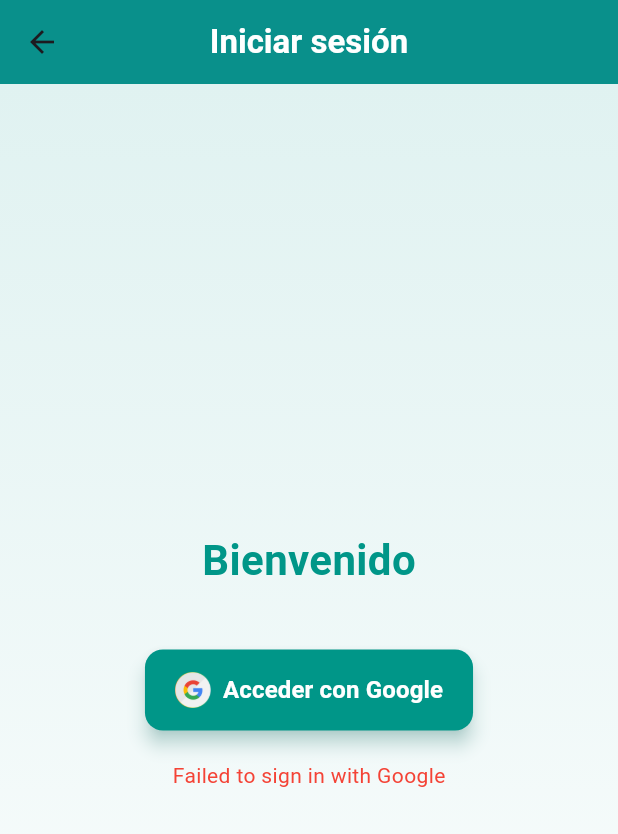
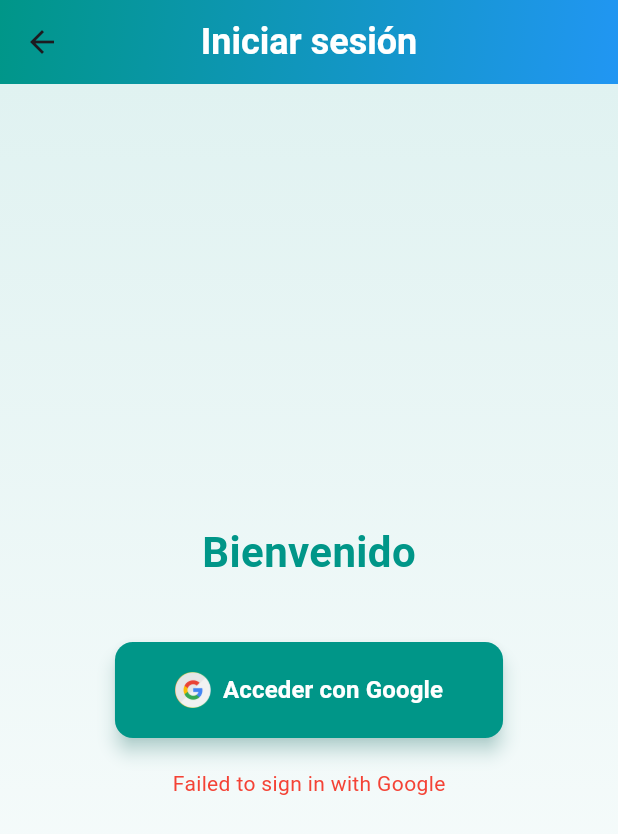
Before and after one commit to barkalez/catataxo, a Flutter app: the LoginScreen screen opened by its route, after a tap on "Acceder con Google", on a phone screen of 412 x 824 dp. Shown: the top 834 px of the screen. Run offline on Flutter 3.47's test engine with Material 3 defaults, Android fonts, the light colour scheme and no system bars; our stand-ins replace cloud_firestore, firebase_auth, firebase_core, flutter_form_builder, google_sign_in, logger; missing offline and left inert: animated_tree_view, form_builder_extra_fields; accounts and stored records are empty.

Commit message:
Restructuracion 4 login_screen

```diff
--- a/lib/screens/login_screen.dart
+++ b/lib/screens/login_screen.dart
@@ -1,6 +1,8 @@
 import 'package:flutter/material.dart';
 import '../services/auth_service.dart';
-import '../screens/loged_screen.dart';
+import '../widgets/custom_app_bar.dart';
+import '../widgets/login_content.dart';
+import '../constants/app_styles.dart';
 
 class LoginScreen extends StatefulWidget {
   const LoginScreen({super.key});
@@ -26,10 +28,7 @@ class LoginScreenState extends State<LoginScreen> {
       if (!mounted) return;
 
       if (user != null) {
-        Navigator.pushReplacement(
-          context,
-          MaterialPageRoute(builder: (context) => const LogedScreen()),
-        );
+        Navigator.pushReplacementNamed(context, '/loged');
       } else {
         setState(() {
           _errorMessage = 'Failed to sign in with Google';
@@ -51,85 +50,13 @@ class LoginScreenState extends State<LoginScreen> {
   @override
   Widget build(BuildContext context) {
     return Scaffold(
-      appBar: AppBar(
-        title: const Text(
-          'Iniciar sesión',
-          style: TextStyle(
-            fontWeight: FontWeight.bold,
-            color: Colors.white,
-          ),
-        ),
-        backgroundColor: Colors.teal, // Color teal como en TaxonForm
-        elevation: 4, // Sombra como en TaxonForm
-        centerTitle: true, // Centrado como en tu versión anterior
-      ),
+      appBar: const CustomAppBar(title: 'Iniciar sesión'),
       body: Container(
-        decoration: BoxDecoration(
-          gradient: LinearGradient(
-            colors: [Colors.teal.shade50, Colors.white], // Gradiente igual a TaxonForm
-            begin: Alignment.topCenter,
-            end: Alignment.bottomCenter,
-          ),
-        ),
-        child: Center(
-          child: Padding(
-            padding: const EdgeInsets.all(16.0), // Padding igual a TaxonForm
-            child: Column(
-              mainAxisAlignment: MainAxisAlignment.center,
-              children: [
-                const Text(
-                  'Bienvenido',
-                  style: TextStyle(
-                    fontSize: 28,
-                    fontWeight: FontWeight.bold,
-                    color: Colors.teal, // Color teal para coherencia
-                  ),
-                ),
-                const SizedBox(height: 40), // Espacio similar a TaxonForm
-                if (_isLoading)
-                  const CircularProgressIndicator(
-                    valueColor: AlwaysStoppedAnimation<Color>(Colors.teal), // Color teal
-                  )
-                else
-                  ElevatedButton.icon(
-                    onPressed: _signInWithGoogle,
-                    icon: Image.asset(
-                      'assets/google_logo.png',
-                      height: 24,
-                      width: 24,
-                    ),
-                    label: const Text(
-                      'Acceder con Google',
-                      style: TextStyle(
-                        fontSize: 16,
-                        fontWeight: FontWeight.bold,
-                        color: Colors.white, // Texto blanco como en TaxonForm
-                      ),
-                    ),
-                    style: ElevatedButton.styleFrom(
-                      backgroundColor: Colors.teal, // Fondo teal como en TaxonForm
-                      padding: const EdgeInsets.symmetric(
-                        horizontal: 20,
-                        vertical: 15,
-                      ), // Padding similar
-                      shape: RoundedRectangleBorder(
-                        borderRadius: BorderRadius.circular(12), // Bordes redondeados como en TaxonForm
-                      ),
-                      elevation: 5, // Elevación igual a TaxonForm
-                      shadowColor: Colors.teal.withAlpha(128), // Sombra teal como en TaxonForm
-                    ),
-                  ),
-                if (_errorMessage.isNotEmpty)
-                  Padding(
-                    padding: const EdgeInsets.only(top: 20),
-                    child: Text(
-                      _errorMessage,
-                      style: const TextStyle(color: Colors.red),
-                    ),
-                  ),
-              ],
-            ),
-          ),
+        decoration: BoxDecoration(gradient: AppStyles.bodyGradient),
+        child: LoginContent(
+          isLoading: _isLoading,
+          errorMessage: _errorMessage,
+          onSignInWithGoogle: _signInWithGoogle,
         ),
       ),
     );
--- a/lib/widgets/custom_elevated_button.dart
+++ b/lib/widgets/custom_elevated_button.dart
@@ -4,22 +4,25 @@ import '../constants/app_styles.dart';
 class CustomElevatedButton extends StatelessWidget {
   final String text;
   final VoidCallback onPressed;
+  final Widget? icon; // Nuevo parámetro opcional para icono
 
   const CustomElevatedButton({
     super.key,
     required this.text,
     required this.onPressed,
+    this.icon,
   });
 
   @override
   Widget build(BuildContext context) {
-    return ElevatedButton(
+    return ElevatedButton.icon(
       onPressed: onPressed,
-      style: AppStyles.elevatedButtonStyle,
-      child: Text(
+      icon: icon,
+      label: Text(
         text,
         style: AppStyles.buttonTextStyle,
       ),
+      style: AppStyles.elevatedButtonStyle,
     );
   }
 }
--- /dev/null
+++ b/lib/widgets/login_content.dart
@@ -0,0 +1,60 @@
+import 'package:flutter/material.dart';
+import 'custom_elevated_button.dart';
+
+class LoginContent extends StatelessWidget {
+  final bool isLoading;
+  final String errorMessage;
+  final VoidCallback onSignInWithGoogle;
+
+  const LoginContent({
+    super.key,
+    required this.isLoading,
+    required this.errorMessage,
+    required this.onSignInWithGoogle,
+  });
+
+  @override
+  Widget build(BuildContext context) {
+    return Center(
+      child: Padding(
+        padding: const EdgeInsets.all(16.0),
+        child: Column(
+          mainAxisAlignment: MainAxisAlignment.center,
+          children: [
+            const Text(
+              'Bienvenido',
+              style: TextStyle(
+                fontSize: 28,
+                fontWeight: FontWeight.bold,
+                color: Colors.teal,
+              ),
+            ),
+            const SizedBox(height: 40),
+            if (isLoading)
+              const CircularProgressIndicator(
+                valueColor: AlwaysStoppedAnimation<Color>(Colors.teal),
+              )
+            else
+              CustomElevatedButton(
+                text: 'Acceder con Google',
+                onPressed: onSignInWithGoogle,
+                icon: Image.asset(
+                  'assets/google_logo.png',
+                  height: 24,
+                  width: 24,
+                ),
+              ),
+            if (errorMessage.isNotEmpty)
+              Padding(
+                padding: const EdgeInsets.only(top: 20),
+                child: Text(
+                  errorMessage,
+                  style: const TextStyle(color: Colors.red),
+                ),
+              ),
+          ],
+        ),
+      ),
+    );
+  }
+}
```
Also changed, not shown: 1 other file.
